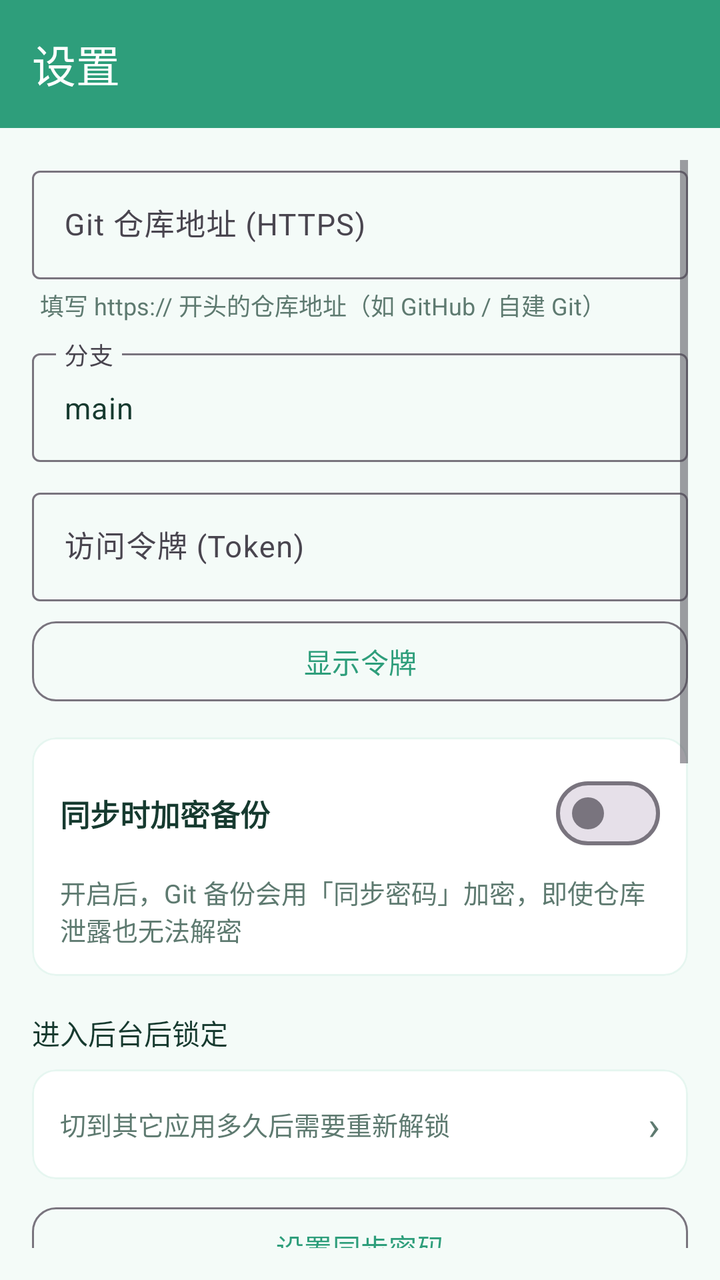
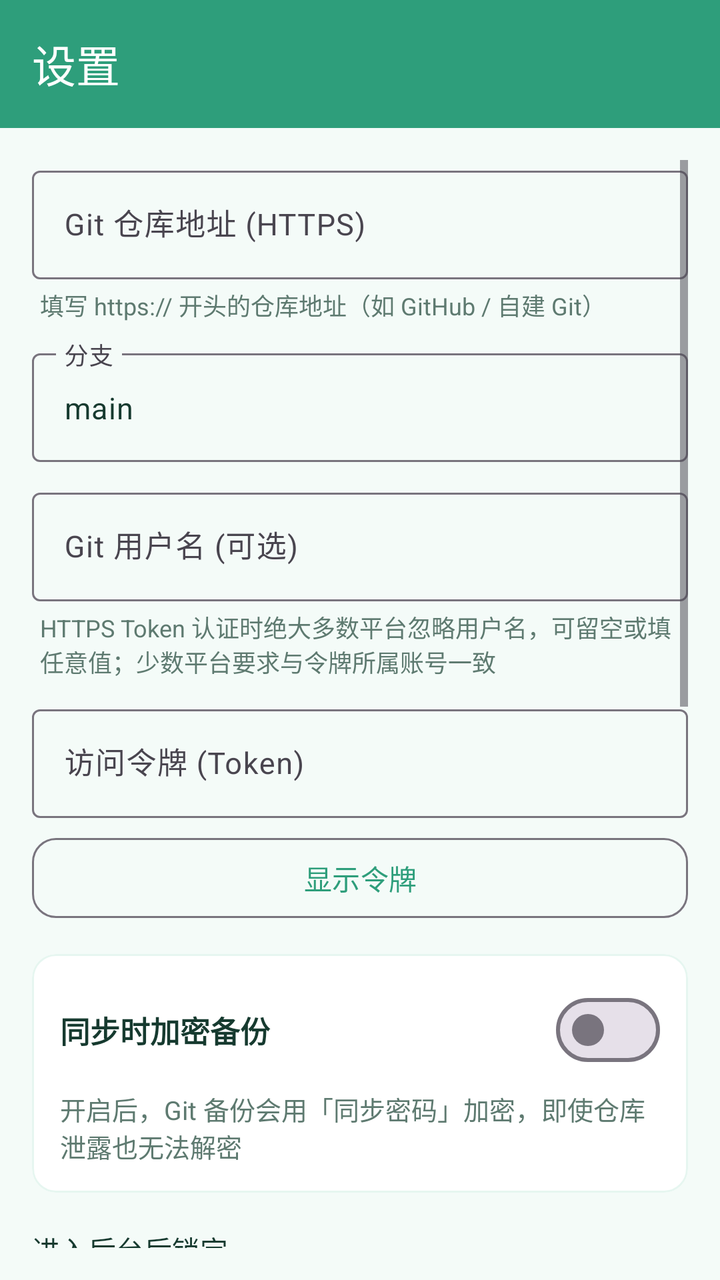

Two renders of the same Android screen: before a commit and after it. Below are the layout's source before the change and the commit's diff.
<!-- AndroidManifest.xml: activity theme Theme.LXJMFA.NoActionBar -->
<!-- res/layout/activity_settings.xml -->
<?xml version="1.0" encoding="utf-8"?>
<LinearLayout xmlns:android="http://schemas.android.com/apk/res/android"
    xmlns:app="http://schemas.android.com/apk/res-auto"
    android:layout_width="match_parent"
    android:layout_height="match_parent"
    android:orientation="vertical"
    android:background="@color/bg">

    
    <com.google.android.material.appbar.MaterialToolbar
        android:id="@+id/toolbar"
        android:layout_width="match_parent"
        android:layout_height="?attr/actionBarSize"
        android:fitsSystemWindows="true"
        android:background="@color/primary"
        app:titleTextColor="@android:color/white"
        app:navigationIconTint="@android:color/white"
        app:title="@string/settings" />

    <ScrollView
        android:layout_width="match_parent"
        android:layout_height="match_parent"
        android:padding="16dp">

        <LinearLayout
            android:layout_width="match_parent"
            android:layout_height="wrap_content"
            android:orientation="vertical">

            <com.google.android.material.textfield.TextInputLayout
                android:layout_width="match_parent"
                android:layout_height="wrap_content"
                android:hint="@string/git_repo_url"
                style="@style/Widget.Material3.TextInputLayout.OutlinedBox">
                <com.google.android.material.textfield.TextInputEditText
                    android:id="@+id/et_repo"
                    android:layout_width="match_parent"
                    android:layout_height="wrap_content"
                    android:inputType="textUri"
                    android:textColor="@color/text_primary"
                    android:textSize="15sp" />
            </com.google.android.material.textfield.TextInputLayout>

            <TextView
                android:layout_width="match_parent"
                android:layout_height="wrap_content"
                android:layout_marginTop="4dp"
                android:paddingStart="4dp"
                android:text="@string/git_repo_hint"
                android:textColor="@color/text_secondary"
                android:textSize="12sp" />

            <com.google.android.material.textfield.TextInputLayout
                android:layout_width="match_parent"
                android:layout_height="wrap_content"
                android:layout_marginTop="10dp"
                android:hint="@string/git_branch"
                style="@style/Widget.Material3.TextInputLayout.OutlinedBox">
                <com.google.android.material.textfield.TextInputEditText
                    android:id="@+id/et_branch"
                    android:layout_width="match_parent"
                    android:layout_height="wrap_content"
                    android:textColor="@color/text_primary"
                    android:textSize="15sp"
                    android:text="main" />
            </com.google.android.material.textfield.TextInputLayout>

            <com.google.android.material.textfield.TextInputLayout
                android:layout_width="match_parent"
                android:layout_height="wrap_content"
                android:layout_marginTop="10dp"
                android:hint="@string/git_token"
                style="@style/Widget.Material3.TextInputLayout.OutlinedBox">
                <com.google.android.material.textfield.TextInputEditText
                    android:id="@+id/et_token"
                    android:layout_width="match_parent"
                    android:layout_height="wrap_content"
                    android:inputType="textPassword"
                    android:textColor="@color/text_primary"
                    android:textSize="15sp" />
            </com.google.android.material.textfield.TextInputLayout>

            <com.google.android.material.button.MaterialButton
                android:id="@+id/btn_show_token"
                android:layout_width="match_parent"
                android:layout_height="wrap_content"
                android:layout_marginTop="6dp"
                android:text="@string/show_token"
                style="@style/Widget.Material3.Button.OutlinedButton"
                app:cornerRadius="12dp" />

            <com.google.android.material.card.MaterialCardView
                android:layout_width="match_parent"
                android:layout_height="wrap_content"
                android:layout_marginTop="14dp"
                app:cardBackgroundColor="@color/surface"
                app:cardCornerRadius="12dp"
                app:strokeColor="@color/primary_light"
                app:strokeWidth="1dp">

                <LinearLayout
                    android:layout_width="match_parent"
                    android:layout_height="wrap_content"
                    android:orientation="vertical"
                    android:padding="14dp">

                    <LinearLayout
                        android:layout_width="match_parent"
                        android:layout_height="wrap_content"
                        android:orientation="horizontal"
                        android:gravity="center_vertical">

                        <TextView
                            android:layout_width="0dp"
                            android:layout_height="wrap_content"
                            android:layout_weight="1"
                            android:text="@string/encrypt_backup"
                            android:textColor="@color/text_primary"
                            android:textSize="15sp"
                            android:textStyle="bold" />

                        <com.google.android.material.materialswitch.MaterialSwitch
                            android:id="@+id/sw_encrypt"
                            android:layout_width="wrap_content"
                            android:layout_height="wrap_content" />
                    </LinearLayout>

                    <TextView
                        android:layout_width="match_parent"
                        android:layout_height="wrap_content"
                        android:layout_marginTop="6dp"
                        android:text="@string/encrypt_backup_hint"
                        android:textColor="@color/text_secondary"
                        android:textSize="13sp" />
                </LinearLayout>
            </com.google.android.material.card.MaterialCardView>

            <TextView
                android:layout_width="wrap_content"
                android:layout_height="wrap_content"
                android:layout_marginTop="18dp"
                android:text="@string/lock_after_title"
                android:textColor="@color/text_primary"
                android:textSize="14sp" />

            <com.google.android.material.card.MaterialCardView
                android:id="@+id/card_bg_lock"
                android:layout_width="match_parent"
                android:layout_height="wrap_content"
                android:layout_marginTop="8dp"
                app:cardBackgroundColor="@color/surface"
                app:cardCornerRadius="12dp"
                app:strokeColor="@color/primary_light"
                app:strokeWidth="1dp">

                <LinearLayout
                    android:layout_width="match_parent"
                    android:layout_height="wrap_content"
                    android:orientation="horizontal"
                    android:padding="14dp"
                    android:gravity="center_vertical">

                    <TextView
                        android:layout_width="0dp"
                        android:layout_height="wrap_content"
                        android:layout_weight="1"
                        android:text="@string/lock_after_summary"
                        android:textColor="@color/text_secondary"
                        android:textSize="13sp" />

                    <TextView
                        android:id="@+id/tv_bg_lock_value"
                        android:layout_width="wrap_content"
                        android:layout_height="wrap_content"
                        android:paddingStart="12dp"
                        android:textColor="@color/primary"
                        android:textSize="15sp"
                        android:textStyle="bold" />

                    <TextView
                        android:layout_width="wrap_content"
                        android:layout_height="wrap_content"
                        android:paddingStart="8dp"
                        android:text="›"
                        android:textColor="@color/text_secondary"
                        android:textSize="20sp" />
                </LinearLayout>
            </com.google.android.material.card.MaterialCardView>

            <com.google.android.material.button.MaterialButton
                android:id="@+id/btn_sync_pwd"
                android:layout_width="match_parent"
                android:layout_height="wrap_content"
                android:layout_marginTop="10dp"
                android:text="@string/set_sync_password"
                style="@style/Widget.Material3.Button.OutlinedButton"
                app:cornerRadius="12dp" />

            <com.google.android.material.button.MaterialButton
                android:id="@+id/btn_sync"
                android:layout_width="match_parent"
                android:layout_height="wrap_content"
                android:layout_marginTop="18dp"
                android:text="@string/sync_now"
                app:cornerRadius="12dp" />

            <com.google.android.material.button.MaterialButton
                android:id="@+id/btn_pull"
                android:layout_width="match_parent"
                android:layout_height="wrap_content"
                android:layout_marginTop="10dp"
                android:text="@string/pull_from_git"
                style="@style/Widget.Material3.Button.OutlinedButton"
                app:cornerRadius="12dp" />

            <View
                android:layout_width="match_parent"
                android:layout_height="1dp"
                android:layout_marginTop="22dp"
                android:background="@color/primary_light" />

            <com.google.android.material.button.MaterialButton
                android:id="@+id/btn_change_pwd"
                android:layout_width="match_parent"
                android:layout_height="wrap_content"
                android:layout_marginTop="16dp"
                android:text="@string/change_password"
                style="@style/Widget.Material3.Button.OutlinedButton"
                app:cornerRadius="12dp" />

            <com.google.android.material.button.MaterialButton
                android:id="@+id/btn_help"
                android:layout_width="match_parent"
                android:layout_height="wrap_content"
                android:layout_marginTop="16dp"
                android:text="@string/open_help"
                style="@style/Widget.Material3.Button.OutlinedButton"
                app:cornerRadius="12dp" />

            <com.google.android.material.button.MaterialButton
                android:id="@+id/btn_check_update"
                android:layout_width="match_parent"
                android:layout_height="wrap_content"
                android:layout_marginTop="10dp"
                android:text="@string/update_check"
                style="@style/Widget.Material3.Button.OutlinedButton"
                app:cornerRadius="12dp" />

            <com.google.android.material.button.MaterialButton
                android:id="@+id/btn_view_log"
                android:layout_width="match_parent"
                android:layout_height="wrap_content"
                android:layout_marginTop="10dp"
                android:text="@string/view_crash_log"
                style="@style/Widget.Material3.Button.OutlinedButton"
                app:cornerRadius="12dp" />

            <TextView
                android:layout_width="wrap_content"
                android:layout_height="wrap_content"
                android:layout_marginTop="24dp"
                android:layout_gravity="center_horizontal"
                android:text="@string/about_text"
                android:textColor="@color/text_secondary"
                android:textSize="12sp" />

            <TextView
                android:id="@+id/tv_version"
                android:layout_width="wrap_content"
                android:layout_height="wrap_content"
                android:layout_marginTop="6dp"
                android:layout_gravity="center_horizontal"
                android:textColor="@color/text_secondary"
                android:textSize="12sp" />
        </LinearLayout>
    </ScrollView>
</LinearLayout>
<!-- resources referenced by this layout -->
<resources>
  <color name="bg">#F4FBF8</color>
  <color name="primary">#2E9E7B</color>
  <color name="primary_light">#E6F6F0</color>
  <color name="surface">#FFFFFF</color>
  <color name="text_primary">#163A2F</color>
  <color name="text_secondary">#5E7A70</color>
  <string name="about_text">LXJ-MFA · 本地加密 · 可同步至 Git</string>
  <string name="change_password">修改主密码</string>
  <string name="encrypt_backup">同步时加密备份</string>
  <string name="encrypt_backup_hint">开启后，Git 备份会用「同步密码」加密，即使仓库泄露也无法解密</string>
  <string name="git_branch">分支</string>
  <string name="git_repo_hint">填写 https:// 开头的仓库地址（如 GitHub / 自建 Git）</string>
  <string name="git_repo_url">Git 仓库地址 (HTTPS)</string>
  <string name="git_token">访问令牌 (Token)</string>
  <string name="lock_after_summary">切到其它应用多久后需要重新解锁</string>
  <string name="lock_after_title">进入后台后锁定</string>
  <string name="open_help">使用说明</string>
  <string name="pull_from_git">从 Git 拉取</string>
  <string name="set_sync_password">设置同步密码</string>
  <string name="settings">设置</string>
  <string name="show_token">显示令牌</string>
  <string name="sync_now">立即同步到 Git</string>
  <string name="update_check">检查更新</string>
  <string name="view_crash_log">查看崩溃日志</string>
  <style name="Theme.LXJMFA.NoActionBar" parent="Theme.LXJMFA" />
  <style name="Theme.LXJMFA" parent="Theme.Material3.DayNight.NoActionBar">
          <item name="colorPrimary">@color/primary</item>
          <item name="colorPrimaryDark">@color/primary_dark</item>
          <item name="colorAccent">@color/accent</item>
          <item name="android:colorBackground">@color/bg</item>
          <item name="android:statusBarColor">@color/primary_dark</item>
          <item name="android:navigationBarColor">@color/bg</item>
          <item name="android:windowLightStatusBar">false</item>
      </style>
  <color name="primary_dark">#1F7A5E</color>
  <color name="accent">#37B6C4</color>
</resources>

<!-- the commit's change to res/layout/activity_settings.xml (unified diff, before → after) -->
@@ -69,6 +69,29 @@
                 android:layout_width="match_parent"
                 android:layout_height="wrap_content"
                 android:layout_marginTop="10dp"
+                android:hint="@string/git_user"
+                style="@style/Widget.Material3.TextInputLayout.OutlinedBox">
+                <com.google.android.material.textfield.TextInputEditText
+                    android:id="@+id/et_git_user"
+                    android:layout_width="match_parent"
+                    android:layout_height="wrap_content"
+                    android:textColor="@color/text_primary"
+                    android:textSize="15sp" />
+            </com.google.android.material.textfield.TextInputLayout>
+
+            <TextView
+                android:layout_width="match_parent"
+                android:layout_height="wrap_content"
+                android:layout_marginTop="4dp"
+                android:paddingStart="4dp"
+                android:text="@string/git_user_hint"
+                android:textColor="@color/text_secondary"
+                android:textSize="12sp" />
+
+            <com.google.android.material.textfield.TextInputLayout
+                android:layout_width="match_parent"
+                android:layout_height="wrap_content"
+                android:layout_marginTop="10dp"
                 android:hint="@string/git_token"
                 style="@style/Widget.Material3.TextInputLayout.OutlinedBox">
                 <com.google.android.material.textfield.TextInputEditText
<!-- resource entries referenced after the edit -->
@@ -14,6 +14,8 @@
   <string name="git_repo_hint">填写 https:// 开头的仓库地址（如 GitHub / 自建 Git）</string>
   <string name="git_repo_url">Git 仓库地址 (HTTPS)</string>
   <string name="git_token">访问令牌 (Token)</string>
+  <string name="git_user">Git 用户名 (可选)</string>
+  <string name="git_user_hint">HTTPS Token 认证时绝大多数平台忽略用户名，可留空或填任意值；少数平台要求与令牌所属账号一致</string>
   <string name="lock_after_summary">切到其它应用多久后需要重新解锁</string>
   <string name="lock_after_title">进入后台后锁定</string>
   <string name="open_help">使用说明</string>
